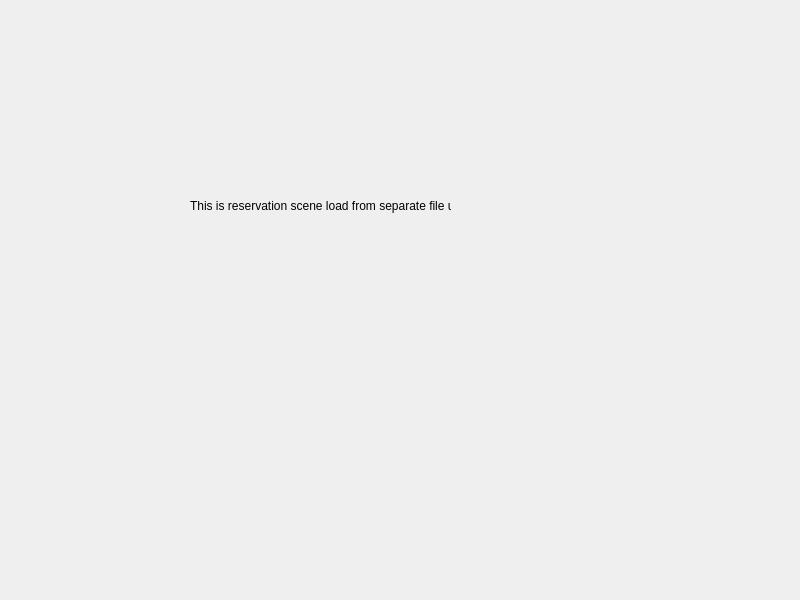
The window that src/ui/ui_reservation_scene.ui (trung-kieen/hotel-booking-system) describes before a commit, drawn with Qt 5.
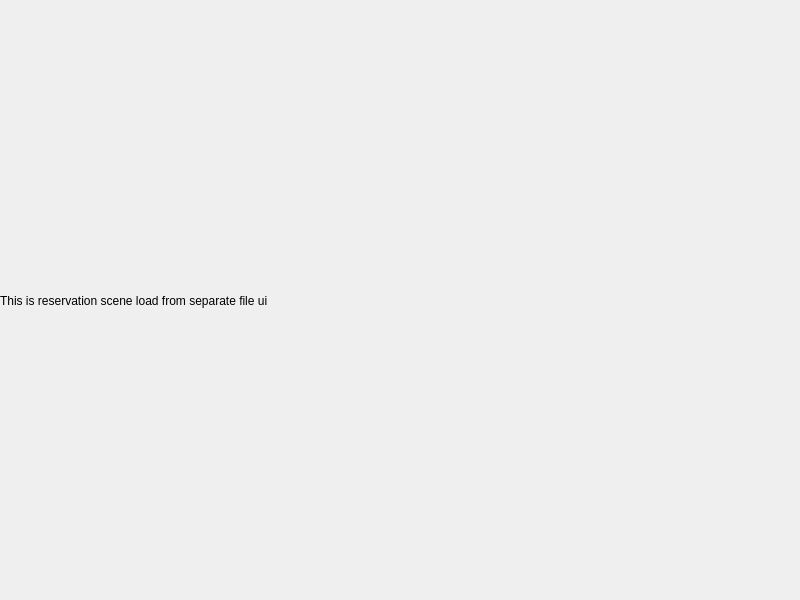
The same window after the commit.

What changed in the file:
```diff
--- a/src/ui/ui_reservation_scene.ui
+++ b/src/ui/ui_reservation_scene.ui
@@ -13,18 +13,24 @@
   <property name="windowTitle">
    <string>Hotel</string>
   </property>
-  <widget class="QLabel" name="label">
+  <widget class="QWidget" name="containerQwidget" native="true">
    <property name="geometry">
     <rect>
-     <x>190</x>
-     <y>180</y>
-     <width>261</width>
-     <height>51</height>
+     <x>0</x>
+     <y>10</y>
+     <width>791</width>
+     <height>581</height>
     </rect>
    </property>
+   <layout class="QHBoxLayout" name="horizontalLayout">
+    <item>
+     <widget class="QLabel" name="label">
    <property name="text">
     <string>This is reservation scene load from separate file ui</string>
    </property>
+     </widget>
+    </item>
+   </layout>
   </widget>
  </widget>
  <resources/>
```
Lines whose indentation alone changed are shown as unchanged.
